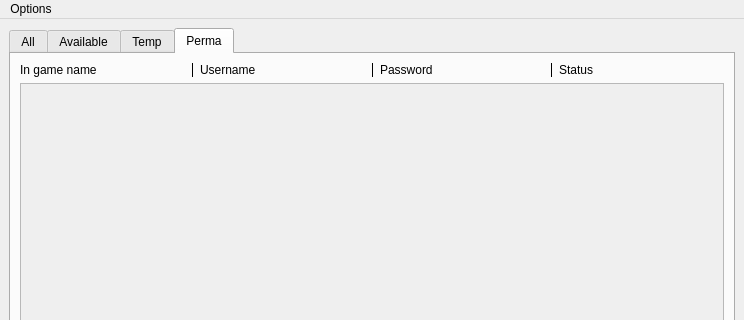
Qt form accountmanager.ui (Ima-Kang/LoLTools) before a commit; both pictures show x 0 to 744 and y 0 to 320 of the 744 by 583 pixel window.
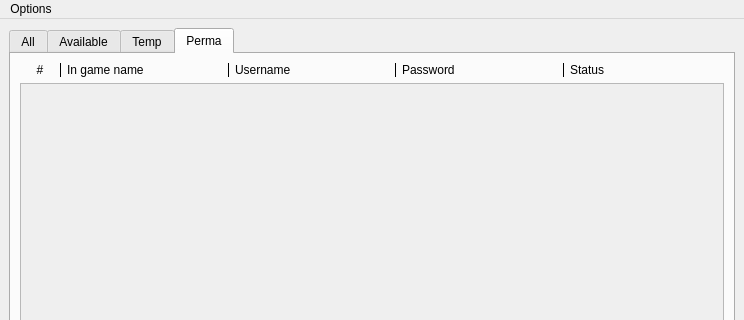
The same form after that commit. The open tabs and pages were chosen to show the change.

What changed in the file:
```diff
--- a/accountmanager.ui
+++ b/accountmanager.ui
@@ -339,6 +339,32 @@
        <layout class="QVBoxLayout" name="verticalLayout_4">
         <item>
          <layout class="QHBoxLayout" name="horizontalLayout_5">
+          <property name="spacing">
+           <number>5</number>
+          </property>
+          <item>
+           <widget class="QLabel" name="label_20">
+            <property name="sizePolicy">
+             <sizepolicy hsizetype="Maximum" vsizetype="Maximum">
+              <horstretch>0</horstretch>
+              <verstretch>0</verstretch>
+             </sizepolicy>
+            </property>
+            <property name="text">
+             <string>     #   </string>
+            </property>
+           </widget>
+          </item>
+          <item>
+           <widget class="Line" name="line_14">
+            <property name="frameShadow">
+             <enum>QFrame::Plain</enum>
+            </property>
+            <property name="orientation">
+             <enum>Qt::Vertical</enum>
+            </property>
+           </widget>
+          </item>
           <item>
            <widget class="QLabel" name="label_13">
             <property name="text">
```
Left out of the diff: 80 changed lines with no effect on the pictures.
